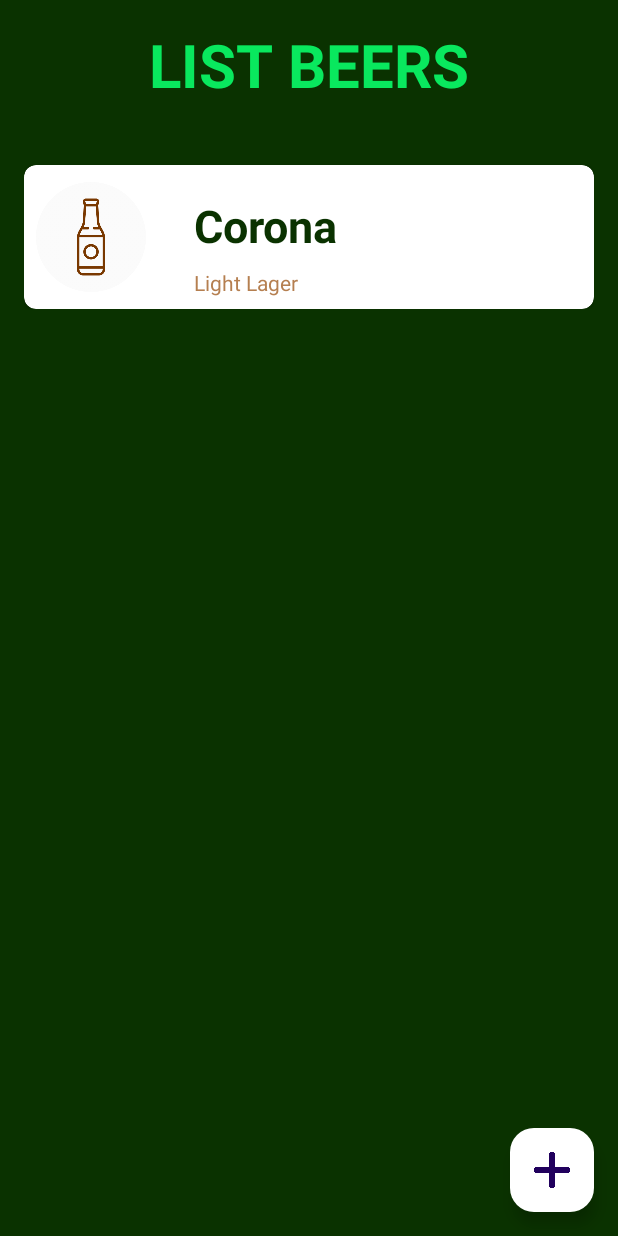
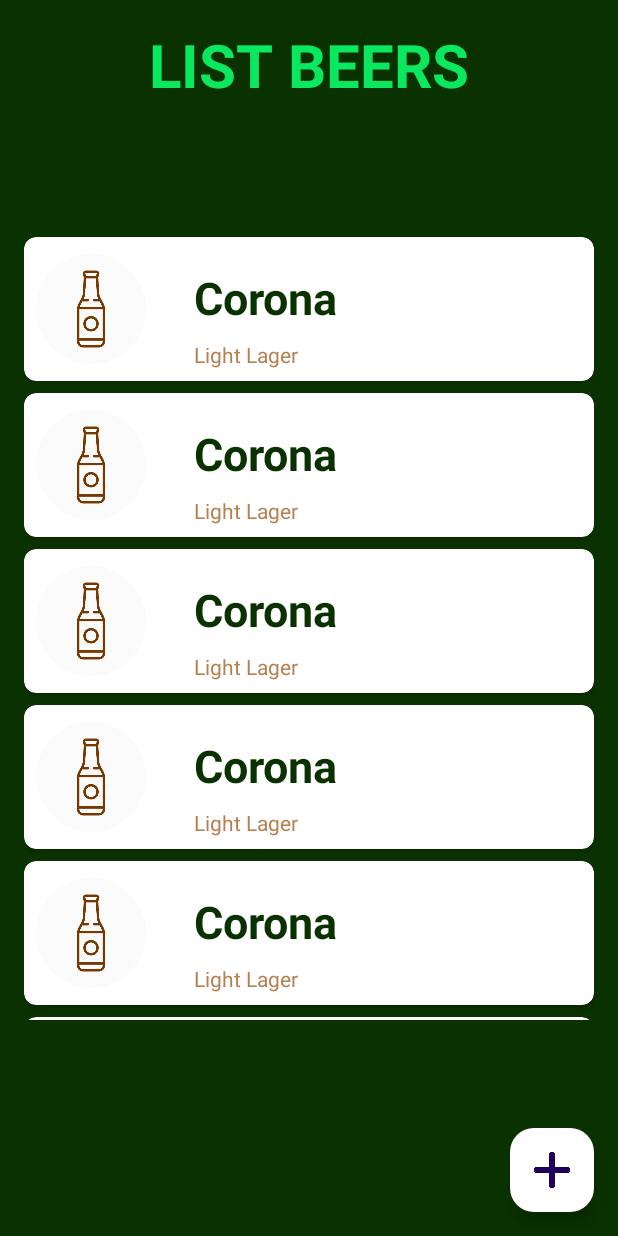
Before and after one commit to orlngt23/Intento_Parcial_v5_Moviles, an Android app: the layout fragment_main.xml on its own in the app's theme, with its tools: preview values and no code run, on a phone screen of 412 x 824 dp. Run offline under Robolectric (Android 15) with nearby library versions, the phone set to English and light mode, and no system bars.

Commit message:
intento parcial

```diff
--- /dev/null
+++ b/app/src/main/res/layout/fragment_item_beer.xml
@@ -0,0 +1,67 @@
+<?xml version="1.0" encoding="utf-8"?>
+<layout xmlns:android="http://schemas.android.com/apk/res/android"
+    xmlns:tools="http://schemas.android.com/tools"
+    android:layout_width="match_parent"
+    android:layout_height="match_parent"
+    xmlns:app="http://schemas.android.com/apk/res-auto"
+    tools:context=".ui.main.recyclerview.itemBeer">
+
+    <androidx.cardview.widget.CardView
+        android:id="@+id/card_item"
+        android:layout_width="match_parent"
+        android:layout_height="wrap_content"
+        app:layout_constraintEnd_toEndOf="parent"
+        app:layout_constraintStart_toStartOf="parent"
+        app:layout_constraintTop_toTopOf="parent"
+        app:cardCornerRadius="@dimen/sm_gap"
+        android:layout_marginTop="@dimen/sm_gap"
+        android:backgroundTint="@color/background_card">
+
+
+        <LinearLayout
+            android:layout_width="match_parent"
+            android:layout_height="match_parent"
+            android:orientation="horizontal"
+            android:layout_margin="@dimen/sm_gap"
+            >
+
+            <ImageView
+                android:id="@+id/image_beer"
+                android:layout_width="wrap_content"
+                android:layout_height="80dp"
+                android:layout_weight="4"
+                android:contentDescription="@string/desciption_photo"
+                app:srcCompat="@drawable/beer" />
+
+            <LinearLayout
+                android:layout_width="match_parent"
+                android:layout_height="match_parent"
+                android:layout_gravity="center_vertical"
+                android:layout_weight="1"
+                android:orientation="vertical"
+                android:layout_marginLeft="@dimen/md_gap"
+                android:layout_marginTop="@dimen/sm_gap"
+                >
+
+                <TextView
+                    android:id="@+id/text_view_nameBeer"
+                    android:layout_width="wrap_content"
+                    android:layout_height="wrap_content"
+                    tools:text="Corona"
+                    android:textSize="30sp"
+                    android:textColor="@color/name_beer"
+                    android:paddingBottom="@dimen/sm_gap"
+                    android:textStyle="bold"
+                    />
+
+                <TextView
+                    android:id="@+id/text_view_typeBeer"
+                    android:layout_width="match_parent"
+                    android:layout_height="wrap_content"
+                    tools:text="Light Lager"
+                    android:textColor="@color/type_beer"/>
+
+            </LinearLayout>
+        </LinearLayout>
+    </androidx.cardview.widget.CardView>
+</layout>
--- a/app/src/main/res/layout/fragment_main.xml
+++ b/app/src/main/res/layout/fragment_main.xml
@@ -4,13 +4,28 @@
     android:layout_width="match_parent"
     android:layout_height="match_parent"
     xmlns:app="http://schemas.android.com/apk/res-auto"
-    tools:context=".mainFragment">
+    tools:context=".ui.main.mainFragment">
 
     <!-- TODO: Update blank fragment layout -->
     <androidx.constraintlayout.widget.ConstraintLayout
         android:layout_width="match_parent"
         android:layout_height="match_parent"
         android:background="@color/background">
+        <androidx.recyclerview.widget.RecyclerView
+            android:id="@+id/recyle_view_beer"
+            android:layout_width="0dp"
+            android:layout_height="0dp"
+            android:layout_marginTop="@dimen/l_gap"
+            android:layout_marginBottom="@dimen/doble_xl_gap"
+            android:padding="@dimen/gap"
+            app:layoutManager="androidx.recyclerview.widget.LinearLayoutManager"
+            app:layout_constraintBottom_toBottomOf="parent"
+            app:layout_constraintEnd_toEndOf="parent"
+            app:layout_constraintHorizontal_bias="0.0"
+            app:layout_constraintStart_toStartOf="parent"
+            app:layout_constraintTop_toBottomOf="@+id/linearLayout2"
+            tools:itemCount="8"
+            tools:listitem="@layout/fragment_item_beer" />
 
         <LinearLayout
             android:id="@+id/linearLayout2"
@@ -38,75 +53,9 @@
 
         </LinearLayout>
 
-        <LinearLayout
-            android:layout_width="match_parent"
-            android:layout_height="wrap_content"
-            app:layout_constraintTop_toBottomOf="@id/linearLayout2"
-            app:layout_constraintEnd_toEndOf="parent"
-            android:padding="@dimen/gap">
 
-            <androidx.cardview.widget.CardView
-                android:id="@+id/card_item"
-                android:layout_width="match_parent"
-                android:layout_height="wrap_content"
-                app:layout_constraintEnd_toEndOf="parent"
-                app:layout_constraintStart_toStartOf="parent"
-                app:layout_constraintTop_toTopOf="parent"
-                app:cardCornerRadius="@dimen/sm_gap"
-                android:layout_marginTop="@dimen/sm_gap"
-                android:backgroundTint="@color/background_card">
-
-
-                <LinearLayout
-                    android:layout_width="match_parent"
-                    android:layout_height="match_parent"
-                    android:orientation="horizontal"
-                    android:layout_margin="@dimen/sm_gap"
-                    >
-
-                    <ImageView
-                        android:id="@+id/image_beer"
-                        android:layout_width="wrap_content"
-                        android:layout_height="80dp"
-                        android:layout_weight="4"
-                        android:contentDescription="@string/desciption_photo"
-                        app:srcCompat="@drawable/beer" />
-
-                    <LinearLayout
-                        android:layout_width="match_parent"
-                        android:layout_height="match_parent"
-                        android:layout_gravity="center_vertical"
-                        android:layout_weight="1"
-                        android:orientation="vertical"
-                        android:layout_marginLeft="@dimen/md_gap"
-                        android:layout_marginTop="@dimen/sm_gap"
-                        >
-
-                        <TextView
-                            android:id="@+id/text_view_nameBeer"
-                            android:layout_width="wrap_content"
-                            android:layout_height="wrap_content"
-                            tools:text="Corona"
-                            android:textSize="30sp"
-                            android:textColor="@color/name_beer"
-                            android:paddingBottom="@dimen/sm_gap"
-                            android:textStyle="bold"
-                            />
-
-                        <TextView
-                            android:id="@+id/text_view_typeBeer"
-                            android:layout_width="match_parent"
-                            android:layout_height="wrap_content"
-                            tools:text="Light Lager"
-                            android:textColor="@color/type_beer"/>
-
-                    </LinearLayout>
-                </LinearLayout>
-            </androidx.cardview.widget.CardView>
-
-        </LinearLayout>
         <com.google.android.material.floatingactionbutton.FloatingActionButton
-            android:id="@+id/btn_add_employee"
+            android:id="@+id/btn_add_beer"
             android:layout_width="0dp"
             android:layout_height="wrap_content"
             android:layout_gravity="end|bottom"
```
Also changed, not shown: app/build.gradle (+8 -0 lines), app/src/main/java/com/example/beerslistv6/MainActivity.kt (+8 -1 lines), app/src/main/java/com/example/beerslistv6/data/adapter/BeerRecyclerViewAdapter.kt (added, +30 -0 lines), app/src/main/java/com/example/beerslistv6/data/adapter/BeerRecyclerViewHolder.kt (added, +22 -0 lines), app/src/main/java/com/example/beerslistv6/formFragment.kt (deleted, +0 -59 lines), app/src/main/java/com/example/beerslistv6/mainFragment.kt (deleted, +0 -59 lines), app/src/main/java/com/example/beerslistv6/ui/formBeer/FormBeerFragment.kt (added, +64 -0 lines), app/src/main/java/com/example/beerslistv6/ui/main/MainFragment.kt (added, +95 -0 lines), app/src/main/java/com/example/beerslistv6/ui/main/recyclerview/ItemBeer.kt (added, +33 -0 lines), app/src/main/java/com/example/beerslistv6/ui/viewBeer/ViewBeerFragment.kt (added, +49 -0 lines), app/src/main/java/com/example/beerslistv6/ui/viewmodel/BeerViewModel.kt (+13 -5 lines), app/src/main/java/com/example/beerslistv6/viewBeerFragment.kt (deleted, +0 -59 lines), app/src/main/res/layout/fragment_form_beer.xml (renamed from app/src/main/res/layout/fragment_form.xml, +12 -3 lines), app/src/main/res/layout/fragment_view_beer.xml (+7 -1 lines), 1 more files.
